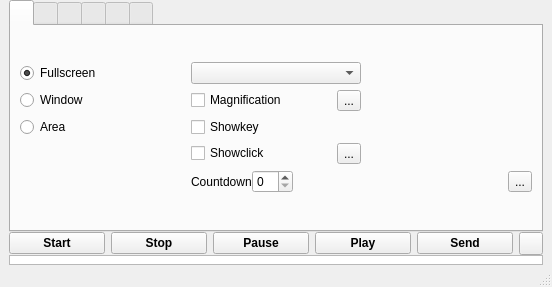
The window that vokoscreen.ui (yanuarakhid/vokoscreen) describes before a commit, drawn with Qt 5.
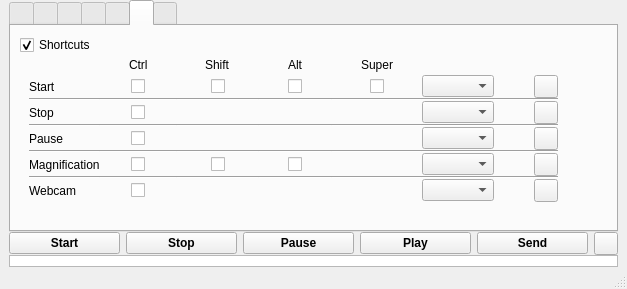
The same window after the commit.

Commit message: begin devlop variabel shortcuts

Patch:
```diff
--- a/vokoscreen.ui
+++ b/vokoscreen.ui
@@ -6,8 +6,8 @@
    <rect>
     <x>0</x>
     <y>0</y>
-    <width>552</width>
-    <height>287</height>
+    <width>627</width>
+    <height>289</height>
    </rect>
   </property>
   <property name="sizePolicy">
@@ -47,7 +47,7 @@
          </sizepolicy>
         </property>
         <property name="currentIndex">
-         <number>0</number>
+         <number>5</number>
         </property>
         <property name="iconSize">
          <size>
@@ -860,6 +860,928 @@
           </item>
          </layout>
         </widget>
+        <widget class="QWidget" name="TabWidgetShortcut">
+         <attribute name="title">
+          <string/>
+         </attribute>
+         <layout class="QHBoxLayout" name="horizontalLayout_23">
+          <item>
+           <layout class="QVBoxLayout" name="verticalLayout_20">
+            <property name="spacing">
+             <number>0</number>
+            </property>
+            <item>
+             <widget class="QCheckBox" name="checkBoxShortcuts">
+              <property name="text">
+               <string>Shortcuts</string>
+              </property>
+              <property name="checked">
+               <bool>true</bool>
+              </property>
+             </widget>
+            </item>
+            <item>
+             <widget class="QWidget" name="shortcutWidget" native="true">
+              <layout class="QVBoxLayout" name="verticalLayout_18">
+               <property name="spacing">
+                <number>0</number>
+               </property>
+               <property name="topMargin">
+                <number>0</number>
+               </property>
+               <property name="bottomMargin">
+                <number>0</number>
+               </property>
+               <item>
+                <layout class="QGridLayout" name="gridLayout_9">
+                 <property name="spacing">
+                  <number>0</number>
+                 </property>
+                 <item row="5" column="4">
+                  <widget class="Line" name="line_24">
+                   <property name="orientation">
+                    <enum>Qt::Horizontal</enum>
+                   </property>
+                  </widget>
+                 </item>
+                 <item row="6" column="1">
+                  <layout class="QHBoxLayout" name="horizontalLayout_33">
+                   <item>
+                    <spacer name="horizontalSpacer_30">
+                     <property name="orientation">
+                      <enum>Qt::Horizontal</enum>
+                     </property>
+                     <property name="sizeHint" stdset="0">
+                      <size>
+                       <width>40</width>
+                       <height>20</height>
+                      </size>
+                     </property>
+                    </spacer>
+                   </item>
+                   <item>
+                    <widget class="QCheckBox" name="checkBox_6">
+                     <property name="text">
+                      <string notr="true"/>
+                     </property>
+                    </widget>
+                   </item>
+                   <item>
+                    <spacer name="horizontalSpacer_47">
+                     <property name="orientation">
+                      <enum>Qt::Horizontal</enum>
+                     </property>
+                     <property name="sizeHint" stdset="0">
+                      <size>
+                       <width>40</width>
+                       <height>20</height>
+                      </size>
+                     </property>
+                    </spacer>
+                   </item>
+                  </layout>
+                 </item>
+                 <item row="5" column="2">
+                  <widget class="Line" name="line_22">
+                   <property name="orientation">
+                    <enum>Qt::Horizontal</enum>
+                   </property>
+                  </widget>
+                 </item>
+                 <item row="6" column="0">
+                  <widget class="QLabel" name="label_4">
+                   <property name="text">
+                    <string>Pause</string>
+                   </property>
+                  </widget>
+                 </item>
+                 <item row="4" column="0">
+                  <widget class="QLabel" name="label_3">
+                   <property name="text">
+                    <string>Stop</string>
+                   </property>
+                  </widget>
+                 </item>
+                 <item row="8" column="0">
+                  <widget class="QLabel" name="label_5">
+                   <property name="text">
+                    <string>Magnification</string>
+                   </property>
+                  </widget>
+                 </item>
+                 <item row="2" column="0">
+                  <widget class="QLabel" name="label_2">
+                   <property name="text">
+                    <string>Start</string>
+                   </property>
+                  </widget>
+                 </item>
+                 <item row="2" column="5">
+                  <widget class="QComboBox" name="comboBox"/>
+                 </item>
+                 <item row="10" column="0">
+                  <widget class="QLabel" name="label_12">
+                   <property name="text">
+                    <string>Webcam</string>
+                   </property>
+                  </widget>
+                 </item>
+                 <item row="2" column="3">
+                  <layout class="QHBoxLayout" name="horizontalLayout_26">
+                   <item>
+                    <spacer name="horizontalSpacer_35">
+                     <property name="orientation">
+                      <enum>Qt::Horizontal</enum>
+                     </property>
+                     <property name="sizeHint" stdset="0">
+                      <size>
+                       <width>40</width>
+                       <height>20</height>
+                      </size>
+                     </property>
+                    </spacer>
+                   </item>
+                   <item>
+                    <widget class="QCheckBox" name="checkBox_3">
+                     <property name="text">
+                      <string notr="true"/>
+                     </property>
+                    </widget>
+                   </item>
+                   <item>
+                    <spacer name="horizontalSpacer_36">
+                     <property name="orientation">
+                      <enum>Qt::Horizontal</enum>
+                     </property>
+                     <property name="sizeHint" stdset="0">
+                      <size>
+                       <width>40</width>
+                       <height>20</height>
+                      </size>
+                     </property>
+                    </spacer>
+                   </item>
+                  </layout>
+                 </item>
+                 <item row="10" column="1">
+                  <layout class="QHBoxLayout" name="horizontalLayout_35">
+                   <item>
+                    <spacer name="horizontalSpacer_51">
+                     <property name="orientation">
+                      <enum>Qt::Horizontal</enum>
+                     </property>
+                     <property name="sizeHint" stdset="0">
+                      <size>
+                       <width>40</width>
+                       <height>20</height>
+                      </size>
+                     </property>
+                    </spacer>
+                   </item>
+                   <item>
+                    <widget class="QCheckBox" name="shortcut_webcam_STRG">
+                     <property name="text">
+                      <string notr="true"/>
+                     </property>
+                    </widget>
+                   </item>
+                   <item>
+                    <spacer name="horizontalSpacer_50">
+                     <property name="orientation">
+                      <enum>Qt::Horizontal</enum>
+                     </property>
+                     <property name="sizeHint" stdset="0">
+                      <size>
+                       <width>40</width>
+                       <height>20</height>
+                      </size>
+                     </property>
+                    </spacer>
+                   </item>
+                  </layout>
+                 </item>
+                 <item row="1" column="1">
+                  <layout class="QHBoxLayout" name="horizontalLayout_28">
+                   <item>
+                    <spacer name="horizontalSpacer_40">
+                     <property name="orientation">
+                      <enum>Qt::Horizontal</enum>
+                     </property>
+                     <property name="sizeHint" stdset="0">
+                      <size>
+                       <width>40</width>
+                       <height>20</height>
+                      </size>
+                     </property>
+                    </spacer>
+                   </item>
+                   <item>
+                    <widget class="QLabel" name="label_7">
+                     <property name="text">
+                      <string>Ctrl</string>
+                     </property>
+                    </widget>
+                   </item>
+                   <item>
+                    <spacer name="horizontalSpacer_39">
+                     <property name="orientation">
+                      <enum>Qt::Horizontal</enum>
+                     </property>
+                     <property name="sizeHint" stdset="0">
+                      <size>
+                       <width>40</width>
+                       <height>20</height>
+                      </size>
+                     </property>
+                    </spacer>
+                   </item>
+                  </layout>
+                 </item>
+                 <item row="2" column="2">
+                  <layout class="QHBoxLayout" name="horizontalLayout_25">
+                   <item>
+                    <spacer name="horizontalSpacer_34">
+                     <property name="orientation">
+                      <enum>Qt::Horizontal</enum>
+                     </property>
+                     <property name="sizeHint" stdset="0">
+                      <size>
+                       <width>40</width>
+                       <height>20</height>
+                      </size>
+                     </property>
+                    </spacer>
+                   </item>
+                   <item>
+                    <widget class="QCheckBox" name="checkBox_2">
+                     <property name="text">
+                      <string notr="true"/>
+                     </property>
+                    </widget>
+                   </item>
+                   <item>
+                    <spacer name="horizontalSpacer_33">
+                     <property name="orientation">
+                      <enum>Qt::Horizontal</enum>
+                     </property>
+                     <property name="sizeHint" stdset="0">
+                      <size>
+                       <width>40</width>
+                       <height>20</height>
+                      </size>
+                     </property>
+                    </spacer>
+                   </item>
+                  </layout>
+                 </item>
+                 <item row="1" column="2">
+                  <layout class="QHBoxLayout" name="horizontalLayout_29">
+                   <item>
+                    <spacer name="horizontalSpacer_42">
+                     <property name="orientation">
+                      <enum>Qt::Horizontal</enum>
+                     </property>
+                     <property name="sizeHint" stdset="0">
+                      <size>
+                       <width>40</width>
+                       <height>20</height>
+                      </size>
+                     </property>
+                    </spacer>
+                   </item>
+                   <item>
+                    <widget class="QLabel" name="label_8">
+                     <property name="text">
+                      <string>Shift</string>
+                     </property>
+                    </widget>
+                   </item>
+                   <item>
+                    <spacer name="horizontalSpacer_41">
+                     <property name="orientation">
+                      <enum>Qt::Horizontal</enum>
+                     </property>
+                     <property name="sizeHint" stdset="0">
+                      <size>
+                       <width>40</width>
+                       <height>20</height>
+                      </size>
+                     </property>
+                    </spacer>
+                   </item>
+                  </layout>
+                 </item>
+                 <item row="8" column="1">
+                  <layout class="QHBoxLayout" name="horizontalLayout_34">
+                   <item>
+                    <spacer name="horizontalSpacer_49">
+                     <property name="orientation">
+                      <enum>Qt::Horizontal</enum>
+                     </property>
+                     <property name="sizeHint" stdset="0">
+                      <size>
+                       <width>40</width>
+                       <height>20</height>
+                      </size>
+                     </property>
+                    </spacer>
+                   </item>
+                   <item>
+                    <widget class="QCheckBox" name="shortcut_magnifier_CTRL">
+                     <property name="text">
+                      <string notr="true"/>
+                     </property>
+                    </widget>
+                   </item>
+                   <item>
+                    <spacer name="horizontalSpacer_48">
+                     <property name="orientation">
+                      <enum>Qt::Horizontal</enum>
+                     </property>
+                     <property name="sizeHint" stdset="0">
+                      <size>
+                       <width>40</width>
+                       <height>20</height>
+                      </size>
+                     </property>
+                    </spacer>
+                   </item>
+                  </layout>
+                 </item>
+                 <item row="1" column="3">
+                  <layout class="QHBoxLayout" name="horizontalLayout_30">
+                   <item>
+                    <spacer name="horizontalSpacer_44">
+                     <property name="orientation">
+                      <enum>Qt::Horizontal</enum>
+                     </property>
+                     <property name="sizeHint" stdset="0">
+                      <size>
+                       <width>40</width>
+                       <height>20</height>
+                      </size>
+                     </property>
+                    </spacer>
+                   </item>
+                   <item>
+                    <widget class="QLabel" name="label_9">
+                     <property name="text">
+                      <string>Alt</string>
+                     </property>
+                    </widget>
+                   </item>
+                   <item>
+                    <spacer name="horizontalSpacer_43">
+                     <property name="orientation">
+                      <enum>Qt::Horizontal</enum>
+                     </property>
+                     <property name="sizeHint" stdset="0">
+                      <size>
+                       <width>40</width>
+                       <height>20</height>
+                      </size>
+                     </property>
+                    </spacer>
+                   </item>
+                  </layout>
+                 </item>
+                 <item row="2" column="1">
+                  <layout class="QHBoxLayout" name="horizontalLayout_24">
+                   <item>
+                    <spacer name="horizontalSpacer_32">
+                     <property name="orientation">
+                      <enum>Qt::Horizontal</enum>
+                     </property>
+                     <property name="sizeHint" stdset="0">
+                      <size>
+                       <width>40</width>
+                       <height>20</height>
+                      </size>
+                     </property>
+                    </spacer>
+                   </item>
+                   <item>
+                    <widget class="QCheckBox" name="checkBox">
+                     <property name="text">
+                      <string/>
+                     </property>
+                    </widget>
+                   </item>
+                   <item>
+                    <spacer name="horizontalSpacer_31">
+                     <property name="orientation">
+                      <enum>Qt::Horizontal</enum>
+                     </property>
+                     <property name="sizeHint" stdset="0">
+                      <size>
+                       <width>40</width>
+                       <height>20</height>
+                      </size>
+                     </property>
+                    </spacer>
+                   </item>
+                  </layout>
+                 </item>
+                 <item row="4" column="1">
+                  <layout class="QHBoxLayout" name="horizontalLayout_32">
+                   <item>
+                    <spacer name="horizontalSpacer_4">
+                     <property name="orientation">
+                      <enum>Qt::Horizontal</enum>
+                     </property>
+                     <property name="sizeHint" stdset="0">
+                      <size>
+                       <width>40</width>
+                       <height>20</height>
+                      </size>
+                     </property>
+                    </spacer>
+                   </item>
+                   <item>
+                    <widget class="QCheckBox" name="checkBox_5">
+                     <property name="text">
+                      <string notr="true"/>
+                     </property>
+                    </widget>
+                   </item>
+                   <item>
+                    <spacer name="horizontalSpacer_29">
+                     <property name="orientation">
+                      <enum>Qt::Horizontal</enum>
+                     </property>
+                     <property name="sizeHint" stdset="0">
+                      <size>
+                       <width>40</width>
+                       <height>20</height>
+                      </size>
+                     </property>
+                    </spacer>
+                   </item>
+                  </layout>
+                 </item>
+                 <item row="2" column="4">
+                  <layout class="QHBoxLayout" name="horizontalLayout_27">
+                   <item>
+                    <spacer name="horizontalSpacer_37">
+                     <property name="orientation">
+                      <enum>Qt::Horizontal</enum>
+                     </property>
+                     <property name="sizeHint" stdset="0">
+                      <size>
+                       <width>40</width>
+                       <height>20</height>
+                      </size>
+                     </property>
+                    </spacer>
+                   </item>
+                   <item>
+                    <widget class="QCheckBox" name="checkBox_4">
+                     <property name="text">
+                      <string notr="true"/>
+                     </property>
+                    </widget>
+                   </item>
+                   <item>
+                    <spacer name="horizontalSpacer_38">
+                     <property name="orientation">
+                      <enum>Qt::Horizontal</enum>
+                     </property>
+                     <property name="sizeHint" stdset="0">
+                      <size>
+                       <width>40</width>
+                       <height>20</height>
+                      </size>
+                     </property>
+                    </spacer>
+                   </item>
+                  </layout>
+                 </item>
+                 <item row="2" column="7">
+                  <widget class="QToolButton" name="toolButton">
+                   <property name="text">
+                    <string notr="true"/>
+                   </property>
+                  </widget>
+                 </item>
+                 <item row="1" column="4">
+                  <layout class="QHBoxLayout" name="horizontalLayout_31">
+                   <item>
+                    <spacer name="horizontalSpacer_46">
+                     <property name="orientation">
+                      <enum>Qt::Horizontal</enum>
+                     </property>
+                     <property name="sizeHint" stdset="0">
+                      <size>
+                       <width>40</width>
+                       <height>20</height>
+                      </size>
+                     </property>
+                    </spacer>
+                   </item>
+                   <item>
+                    <widget class="QLabel" name="label_10">
+                     <property name="text">
+                      <string>Super</string>
+                     </property>
+                    </widget>
+                   </item>
+                   <item>
+                    <spacer name="horizontalSpacer_45">
+                     <property name="orientation">
+                      <enum>Qt::Horizontal</enum>
+                     </property>
+                     <property name="sizeHint" stdset="0">
+                      <size>
+                       <width>40</width>
+                       <height>20</height>
+                      </size>
+                     </property>
+                    </spacer>
+                   </item>
+                  </layout>
+                 </item>
+                 <item row="2" column="6">
+                  <spacer name="horizontalSpacer_19">
+                   <property name="orientation">
+                    <enum>Qt::Horizontal</enum>
+                   </property>
+                   <property name="sizeType">
+                    <enum>QSizePolicy::MinimumExpanding</enum>
+                   </property>
+                   <property name="sizeHint" stdset="0">
+                    <size>
+                     <width>40</width>
+                     <height>20</height>
+                    </size>
+                   </property>
+                  </spacer>
+                 </item>
+                 <item row="9" column="4">
+                  <widget class="Line" name="line_6">
+                   <property name="orientation">
+                    <enum>Qt::Horizontal</enum>
+                   </property>
+                  </widget>
+                 </item>
+                 <item row="3" column="3">
+                  <widget class="Line" name="line_31">
+                   <property name="orientation">
+                    <enum>Qt::Horizontal</enum>
+                   </property>
+                  </widget>
+                 </item>
+                 <item row="3" column="2">
+                  <widget class="Line" name="line_30">
+                   <property name="orientation">
+                    <enum>Qt::Horizontal</enum>
+                   </property>
+                  </widget>
+                 </item>
+                 <item row="8" column="5">
+                  <widget class="QComboBox" name="shortcut_magnifier_ABC">
+                   <property name="currentText">
+                    <string notr="true"/>
+                   </property>
+                  </widget>
+                 </item>
+                 <item row="10" column="7">
+                  <widget class="QToolButton" name="toolButton_2">
+                   <property name="text">
+                    <string notr="true"/>
+                   </property>
+                  </widget>
+                 </item>
+                 <item row="8" column="2">
+                  <layout class="QHBoxLayout" name="horizontalLayout_36">
+                   <item>
+                    <spacer name="horizontalSpacer_53">
+                     <property name="orientation">
+                      <enum>Qt::Horizontal</enum>
+                     </property>
+                     <property name="sizeHint" stdset="0">
+                      <size>
+                       <width>40</width>
+                       <height>20</height>
+                      </size>
+                     </property>
+                    </spacer>
+                   </item>
+                   <item>
+                    <widget class="QCheckBox" name="shortcut_magnifier_SHIFT">
+                     <property name="text">
+                      <string notr="true"/>
+                     </property>
+                    </widget>
+                   </item>
+                   <item>
+                    <spacer name="horizontalSpacer_54">
+                     <property name="orientation">
+                      <enum>Qt::Horizontal</enum>
+                     </property>
+                     <property name="sizeHint" stdset="0">
+                      <size>
+                       <width>40</width>
+                       <height>20</height>
+                      </size>
+                     </property>
+                    </spacer>
+                   </item>
+                  </layout>
+                 </item>
+                 <item row="3" column="1">
+                  <widget class="Line" name="line_29">
+                   <property name="orientation">
+                    <enum>Qt::Horizontal</enum>
+                   </property>
+                  </widget>
+                 </item>
+                 <item row="9" column="0">
+                  <widget class="Line" name="line">
+                   <property name="orientation">
+                    <enum>Qt::Horizontal</enum>
+                   </property>
+                  </widget>
+                 </item>
+                 <item row="3" column="0">
+                  <widget class="Line" name="line_28">
+                   <property name="orientation">
+                    <enum>Qt::Horizontal</enum>
+                   </property>
+                  </widget>
+                 </item>
+                 <item row="3" column="4">
+                  <widget class="Line" name="line_32">
+                   <property name="orientation">
+                    <enum>Qt::Horizontal</enum>
+                   </property>
+                  </widget>
+                 </item>
+                 <item row="3" column="5">
+                  <widget class="Line" name="line_33">
+                   <property name="orientation">
+                    <enum>Qt::Horizontal</enum>
+                   </property>
+                  </widget>
+                 </item>
+                 <item row="9" column="3">
+                  <widget class="Line" name="line_4">
+                   <property name="orientation">
+                    <enum>Qt::Horizontal</enum>
+                   </property>
+                  </widget>
+                 </item>
+                 <item row="9" column="2">
+                  <widget class="Line" name="line_5">
+                   <property name="orientation">
+                    <enum>Qt::Horizontal</enum>
+                   </property>
+                  </widget>
+                 </item>
+                 <item row="3" column="6">
+                  <widget class="Line" name="line_34">
+                   <property name="orientation">
+                    <enum>Qt::Horizontal</enum>
+                   </property>
+                  </widget>
+                 </item>
+                 <item row="3" column="7">
+                  <widget class="Line" name="line_35">
+                   <property name="orientation">
+                    <enum>Qt::Horizontal</enum>
+                   </property>
+                  </widget>
+                 </item>
+                 <item row="9" column="6">
+                  <widget class="Line" name="line_8">
+                   <property name="orientation">
+                    <enum>Qt::Horizontal</enum>
+                   </property>
+                  </widget>
+                 </item>
+                 <item row="9" column="5">
+                  <widget class="Line" name="line_7">
+                   <property name="orientation">
+                    <enum>Qt::Horizontal</enum>
+                   </property>
+                  </widget>
+                 </item>
+                 <item row="7" column="0">
+                  <widget class="Line" name="line_11">
+                   <property name="orientation">
+                    <enum>Qt::Horizontal</enum>
+                   </property>
+                  </widget>
+                 </item>
+                 <item row="9" column="7">
+                  <widget class="Line" name="line_9">
+                   <property name="orientation">
+                    <enum>Qt::Horizontal</enum>
+                   </property>
+                  </widget>
+                 </item>
+                 <item row="9" column="1">
+                  <widget class="Line" name="line_3">
+                   <property name="orientation">
+                    <enum>Qt::Horizontal</enum>
+                   </property>
+                  </widget>
+                 </item>
+                 <item row="7" column="2">
+                  <widget class="Line" name="line_14">
+                   <property name="orientation">
+                    <enum>Qt::Horizontal</enum>
+                   </property>
+                  </widget>
+                 </item>
+                 <item row="7" column="3">
+                  <widget class="Line" name="line_15">
+                   <property name="orientation">
+                    <enum>Qt::Horizontal</enum>
+                   </property>
+                  </widget>
+                 </item>
+                 <item row="7" column="1">
+                  <widget class="Line" name="line_13">
+                   <property name="orientation">
+                    <enum>Qt::Horizontal</enum>
+                   </property>
+                  </widget>
+                 </item>
+                 <item row="7" column="4">
+                  <widget class="Line" name="line_16">
+                   <property name="orientation">
+                    <enum>Qt::Horizontal</enum>
+                   </property>
+                  </widget>
+                 </item>
+                 <item row="7" column="5">
+                  <widget class="Line" name="line_17">
+                   <property name="orientation">
+                    <enum>Qt::Horizontal</enum>
+                   </property>
+                  </widget>
+                 </item>
+                 <item row="7" column="6">
+                  <widget class="Line" name="line_18">
+                   <property name="orientation">
+                    <enum>Qt::Horizontal</enum>
+                   </property>
+                  </widget>
+                 </item>
+                 <item row="5" column="1">
+                  <widget class="Line" name="line_21">
+                   <property name="orientation">
+                    <enum>Qt::Horizontal</enum>
+                   </property>
+                  </widget>
+                 </item>
+                 <item row="7" column="7">
+                  <widget class="Line" name="line_19">
+                   <property name="orientation">
+                    <enum>Qt::Horizontal</enum>
+                   </property>
+                  </widget>
+                 </item>
+                 <item row="5" column="0">
+                  <widget class="Line" name="line_10">
+                   <property name="orientation">
+                    <enum>Qt::Horizontal</enum>
+                   </property>
+                  </widget>
+                 </item>
+                 <item row="5" column="5">
+                  <widget class="Line" name="line_25">
+                   <property name="orientation">
+                    <enum>Qt::Horizontal</enum>
+                   </property>
+                  </widget>
+                 </item>
+                 <item row="5" column="3">
+                  <widget class="Line" name="line_23">
+                   <property name="orientation">
+                    <enum>Qt::Horizontal</enum>
+                   </property>
+                  </widget>
+                 </item>
+                 <item row="5" column="7">
+                  <widget class="Line" name="line_27">
+                   <property name="orientation">
+                    <enum>Qt::Horizontal</enum>
+                   </property>
+                  </widget>
+                 </item>
+                 <item row="5" column="6">
+                  <widget class="Line" name="line_26">
+                   <property name="orientation">
+                    <enum>Qt::Horizontal</enum>
+                   </property>
+                  </widget>
+                 </item>
+                 <item row="8" column="3">
+                  <layout class="QHBoxLayout" name="horizontalLayout_37">
+                   <item>
+                    <spacer name="horizontalSpacer_55">
+                     <property name="orientation">
+                      <enum>Qt::Horizontal</enum>
+                     </property>
+                     <property name="sizeHint" stdset="0">
+                      <size>
+                       <width>40</width>
+                       <height>20</height>
+                      </size>
+                     </property>
+                    </spacer>
+                   </item>
+                   <item>
+                    <widget class="QCheckBox" name="shortcut_magnifier_ALT">
+                     <property name="text">
+                      <string notr="true"/>
+                     </property>
+                    </widget>
+                   </item>
+                   <item>
+                    <spacer name="horizontalSpacer_56">
+                     <property name="orientation">
+                      <enum>Qt::Horizontal</enum>
+                     </property>
+                     <property name="sizeHint" stdset="0">
+                      <size>
+                       <width>40</width>
+                       <height>20</height>
+                      </size>
+                     </property>
+                    </spacer>
+                   </item>
+                  </layout>
+                 </item>
+                 <item row="6" column="7">
+                  <widget class="QToolButton" name="toolButton_4">
+                   <property name="text">
+                    <string/>
+                   </property>
+                  </widget>
+                 </item>
+                 <item row="4" column="5">
+                  <widget class="QComboBox" name="comboBox_2"/>
+                 </item>
+                 <item row="6" column="5">
+                  <widget class="QComboBox" name="comboBox_3"/>
+                 </item>
+                 <item row="10" column="5">
+                  <widget class="QComboBox" name="comboBox_4"/>
+                 </item>
+                 <item row="4" column="7">
+                  <widget class="QToolButton" name="toolButton_3">
+                   <property name="text">
+                    <string/>
+                   </property>
+                  </widget>
+                 </item>
+                 <item row="8" column="7">
+                  <widget class="QToolButton" name="toolButton_5">
+                   <property name="text">
+                    <string/>
+                   </property>
+                  </widget>
+                 </item>
+                 <item row="2" column="8">
+                  <spacer name="horizontalSpacer_52">
+                   <property name="orientation">
+                    <enum>Qt::Horizontal</enum>
+                   </property>
+                   <property name="sizeType">
+                    <enum>QSizePolicy::MinimumExpanding</enum>
+                   </property>
+                   <property name="sizeHint" stdset="0">
+                    <size>
+                     <width>40</width>
+                     <height>20</height>
+                    </size>
+                   </property>
+                  </spacer>
+                 </item>
+                </layout>
+               </item>
+              </layout>
+             </widget>
+            </item>
+            <item>
+             <spacer name="verticalSpacer_3">
+              <property name="orientation">
+               <enum>Qt::Vertical</enum>
+              </property>
+              <property name="sizeHint" stdset="0">
+               <size>
+                <width>20</width>
+                <height>0</height>
+               </size>
+              </property>
+             </spacer>
+            </item>
+           </layout>
+          </item>
+         </layout>
+        </widget>
         <widget class="QWidget" name="tab_3">
          <attribute name="title">
           <string notr="true"/>
```
Left out of the diff: 4 changed lines with no effect on the pictures. The commit also changes 4 other files.
